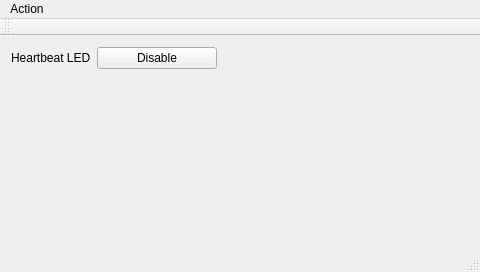
This is mainwindow.ui in scottellis/sample-qt as Qt 5 draws it before an edit. The edited form follows.
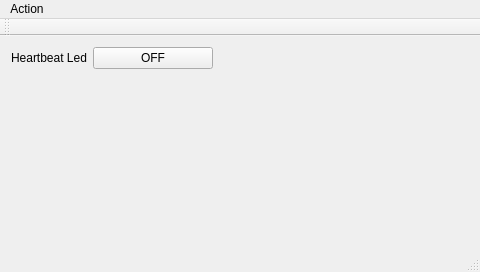
This is the edited form.

Commit message: Change button text

Patch:
```diff
--- a/mainwindow.ui
+++ b/mainwindow.ui
@@ -18,7 +18,7 @@
     <item row="0" column="0">
      <widget class="QLabel" name="label">
       <property name="text">
-       <string>Heartbeat LED</string>
+       <string>Heartbeat Led</string>
       </property>
      </widget>
     </item>
@@ -31,7 +31,7 @@
        </size>
       </property>
       <property name="text">
-       <string>Disable</string>
+       <string>OFF</string>
       </property>
      </widget>
     </item>
```
The commit also changes 1 other file.
